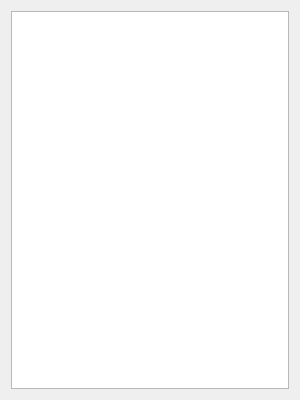
Above: ubuntu-sticky-notes/resources/ui/trashwindow.ui from pavel-glukhov/ubuntu-sticky-notes before the change. Below: the same form after it.
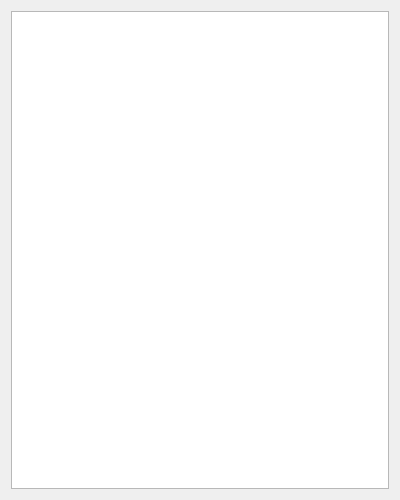
That is the form after the change.

Commit message: Updated size of windows

Diff of the .ui file:
```diff
--- a/ubuntu-sticky-notes/resources/ui/trashwindow.ui
+++ b/ubuntu-sticky-notes/resources/ui/trashwindow.ui
@@ -6,8 +6,8 @@
    <rect>
     <x>0</x>
     <y>0</y>
-    <width>300</width>
-    <height>400</height>
+    <width>400</width>
+    <height>500</height>
    </rect>
   </property>
   <property name="windowTitle">
```
The commit also changes 4 other files.
